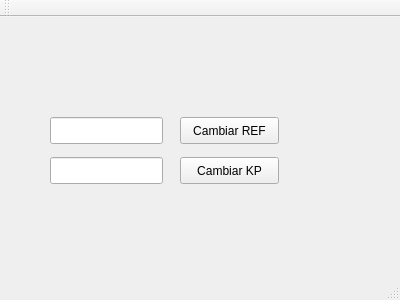
Old version of the form gui.ui in the repository Mandros7/DSIProject.
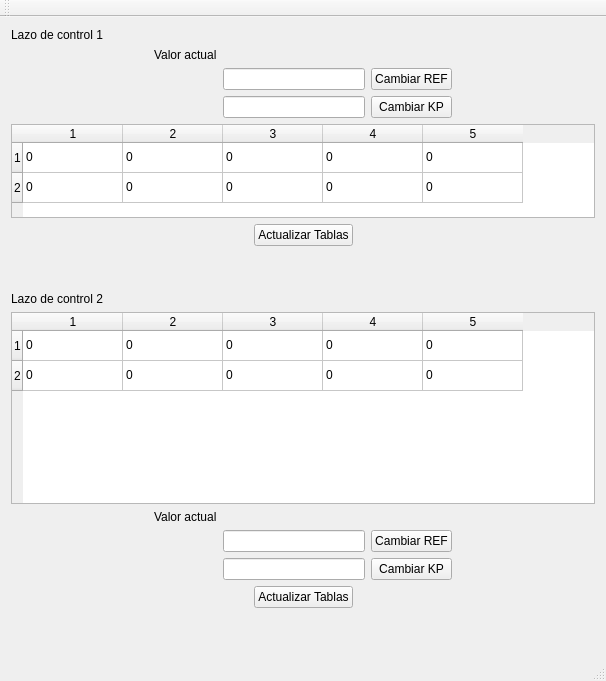
New version of the form.

```diff
--- a/gui.ui
+++ b/gui.ui
@@ -6,60 +6,480 @@
    <rect>
     <x>0</x>
     <y>0</y>
-    <width>400</width>
-    <height>300</height>
+    <width>606</width>
+    <height>651</height>
    </rect>
   </property>
   <property name="windowTitle">
    <string>GUI</string>
   </property>
   <widget class="QWidget" name="centralWidget">
-   <widget class="QLineEdit" name="lineEdit">
-    <property name="geometry">
-     <rect>
-      <x>50</x>
-      <y>100</y>
-      <width>113</width>
-      <height>27</height>
-     </rect>
-    </property>
-   </widget>
-   <widget class="QPushButton" name="pushButton">
-    <property name="geometry">
-     <rect>
-      <x>180</x>
-      <y>100</y>
-      <width>99</width>
-      <height>27</height>
-     </rect>
-    </property>
-    <property name="text">
-     <string>Cambiar REF</string>
-    </property>
-   </widget>
-   <widget class="QPushButton" name="pushButton_2">
-    <property name="geometry">
-     <rect>
-      <x>180</x>
-      <y>140</y>
-      <width>99</width>
-      <height>27</height>
-     </rect>
-    </property>
-    <property name="text">
-     <string>Cambiar KP</string>
-    </property>
-   </widget>
-   <widget class="QLineEdit" name="lineEdit_2">
-    <property name="geometry">
-     <rect>
-      <x>50</x>
-      <y>140</y>
-      <width>113</width>
-      <height>27</height>
-     </rect>
-    </property>
-   </widget>
+   <layout class="QVBoxLayout" name="verticalLayout_3">
+    <item>
+     <widget class="QLabel" name="label_2">
+      <property name="text">
+       <string>Lazo de control 1</string>
+      </property>
+     </widget>
+    </item>
+    <item>
+     <layout class="QGridLayout" name="gridLayout">
+      <item row="1" column="2">
+       <widget class="QLineEdit" name="ref1Input"/>
+      </item>
+      <item row="2" column="2">
+       <widget class="QLineEdit" name="kp1Input"/>
+      </item>
+      <item row="0" column="1">
+       <widget class="QLabel" name="VActuallabel">
+        <property name="text">
+         <string>Valor actual</string>
+        </property>
+       </widget>
+      </item>
+      <item row="1" column="3">
+       <widget class="QPushButton" name="cambiarRef1Button">
+        <property name="text">
+         <string>Cambiar REF</string>
+        </property>
+       </widget>
+      </item>
+      <item row="2" column="3">
+       <widget class="QPushButton" name="cambiarKp1Button">
+        <property name="text">
+         <string>Cambiar KP</string>
+        </property>
+       </widget>
+      </item>
+      <item row="1" column="1" alignment="Qt::AlignHCenter">
+       <widget class="QLabel" name="VActualRef1">
+        <property name="text">
+         <string/>
+        </property>
+       </widget>
+      </item>
+      <item row="3" column="2">
+       <spacer name="verticalSpacer">
+        <property name="orientation">
+         <enum>Qt::Vertical</enum>
+        </property>
+        <property name="sizeHint" stdset="0">
+         <size>
+          <width>20</width>
+          <height>40</height>
+         </size>
+        </property>
+       </spacer>
+      </item>
+      <item row="2" column="1" alignment="Qt::AlignHCenter">
+       <widget class="QLabel" name="VActualKp1">
+        <property name="text">
+         <string/>
+        </property>
+       </widget>
+      </item>
+      <item row="1" column="0">
+       <spacer name="horizontalSpacer_3">
+        <property name="orientation">
+         <enum>Qt::Horizontal</enum>
+        </property>
+        <property name="sizeHint" stdset="0">
+         <size>
+          <width>40</width>
+          <height>20</height>
+         </size>
+        </property>
+       </spacer>
+      </item>
+      <item row="1" column="4">
+       <spacer name="horizontalSpacer_4">
+        <property name="orientation">
+         <enum>Qt::Horizontal</enum>
+        </property>
+        <property name="sizeHint" stdset="0">
+         <size>
+          <width>40</width>
+          <height>20</height>
+         </size>
+        </property>
+       </spacer>
+      </item>
+     </layout>
+    </item>
+    <item>
+     <layout class="QHBoxLayout" name="horizontalLayout">
+      <item>
+       <widget class="QTableWidget" name="tableWidget">
+        <property name="sizePolicy">
+         <sizepolicy hsizetype="MinimumExpanding" vsizetype="MinimumExpanding">
+          <horstretch>1</horstretch>
+          <verstretch>1</verstretch>
+         </sizepolicy>
+        </property>
+        <property name="maximumSize">
+         <size>
+          <width>16777215</width>
+          <height>16777215</height>
+         </size>
+        </property>
+        <property name="sizeAdjustPolicy">
+         <enum>QAbstractScrollArea::AdjustToContentsOnFirstShow</enum>
+        </property>
+        <property name="rowCount">
+         <number>2</number>
+        </property>
+        <property name="columnCount">
+         <number>5</number>
+        </property>
+        <row/>
+        <row/>
+        <column/>
+        <column/>
+        <column/>
+        <column/>
+        <column/>
+        <item row="0" column="0">
+         <property name="text">
+          <string>0</string>
+         </property>
+        </item>
+        <item row="0" column="1">
+         <property name="text">
+          <string>0</string>
+         </property>
+        </item>
+        <item row="0" column="2">
+         <property name="text">
+          <string>0</string>
+         </property>
+        </item>
+        <item row="0" column="3">
+         <property name="text">
+          <string>0</string>
+         </property>
+        </item>
+        <item row="0" column="4">
+         <property name="text">
+          <string>0</string>
+         </property>
+        </item>
+        <item row="1" column="0">
+         <property name="text">
+          <string>0</string>
+         </property>
+        </item>
+        <item row="1" column="1">
+         <property name="text">
+          <string>0</string>
+         </property>
+        </item>
+        <item row="1" column="2">
+         <property name="text">
+          <string>0</string>
+         </property>
+        </item>
+        <item row="1" column="3">
+         <property name="text">
+          <string>0</string>
+         </property>
+        </item>
+        <item row="1" column="4">
+         <property name="text">
+          <string>0</string>
+         </property>
+        </item>
+       </widget>
+      </item>
+     </layout>
+    </item>
+    <item>
+     <spacer name="verticalSpacer_2">
+      <property name="orientation">
+       <enum>Qt::Vertical</enum>
+      </property>
+      <property name="sizeHint" stdset="0">
+       <size>
+        <width>20</width>
+        <height>40</height>
+       </size>
+      </property>
+     </spacer>
+    </item>
+    <item>
+     <layout class="QHBoxLayout" name="horizontalLayout_2">
+      <item>
+       <spacer name="horizontalSpacer_5">
+        <property name="orientation">
+         <enum>Qt::Horizontal</enum>
+        </property>
+        <property name="sizeHint" stdset="0">
+         <size>
+          <width>40</width>
+          <height>20</height>
+         </size>
+        </property>
+       </spacer>
+      </item>
+      <item>
+       <widget class="QPushButton" name="updateButton">
+        <property name="text">
+         <string>Actualizar Tablas</string>
+        </property>
+       </widget>
+      </item>
+      <item>
+       <spacer name="horizontalSpacer_6">
+        <property name="orientation">
+         <enum>Qt::Horizontal</enum>
+        </property>
+        <property name="sizeHint" stdset="0">
+         <size>
+          <width>40</width>
+          <height>20</height>
+         </size>
+        </property>
+       </spacer>
+      </item>
+     </layout>
+    </item>
+    <item>
+     <spacer name="verticalSpacer_3">
+      <property name="orientation">
+       <enum>Qt::Vertical</enum>
+      </property>
+      <property name="sizeType">
+       <enum>QSizePolicy::MinimumExpanding</enum>
+      </property>
+      <property name="sizeHint" stdset="0">
+       <size>
+        <width>20</width>
+        <height>40</height>
+       </size>
+      </property>
+     </spacer>
+    </item>
+    <item>
+     <widget class="QLabel" name="label">
+      <property name="text">
+       <string>Lazo de control 2</string>
+      </property>
+     </widget>
+    </item>
+    <item>
+     <layout class="QHBoxLayout" name="horizontalLayout_3">
+      <item>
+       <widget class="QTableWidget" name="tableWidget2">
+        <property name="sizePolicy">
+         <sizepolicy hsizetype="MinimumExpanding" vsizetype="MinimumExpanding">
+          <horstretch>1</horstretch>
+          <verstretch>1</verstretch>
+         </sizepolicy>
+        </property>
+        <property name="rowCount">
+         <number>2</number>
+        </property>
+        <property name="columnCount">
+         <number>5</number>
+        </property>
+        <row/>
+        <row/>
+        <column/>
+        <column/>
+        <column/>
+        <column/>
+        <column/>
+        <item row="0" column="0">
+         <property name="text">
+          <string>0</string>
+         </property>
+        </item>
+        <item row="0" column="1">
+         <property name="text">
+          <string>0</string>
+         </property>
+        </item>
+        <item row="0" column="2">
+         <property name="text">
+          <string>0</string>
+         </property>
+        </item>
+        <item row="0" column="3">
+         <property name="text">
+          <string>0</string>
+         </property>
+        </item>
+        <item row="0" column="4">
+         <property name="text">
+          <string>0</string>
+         </property>
+        </item>
+        <item row="1" column="0">
+         <property name="text">
+          <string>0</string>
+         </property>
+        </item>
+        <item row="1" column="1">
+         <property name="text">
+          <string>0</string>
+         </property>
+        </item>
+        <item row="1" column="2">
+         <property name="text">
+          <string>0</string>
+         </property>
+        </item>
+        <item row="1" column="3">
+         <property name="text">
+          <string>0</string>
+         </property>
+        </item>
+        <item row="1" column="4">
+         <property name="text">
+          <string>0</string>
+         </property>
+        </item>
+       </widget>
+      </item>
+     </layout>
+    </item>
+    <item>
+     <layout class="QGridLayout" name="gridLayout_3">
+      <item row="2" column="1">
+       <widget class="QLabel" name="VActual2Label">
+        <property name="text">
+         <string>Valor actual</string>
+        </property>
+       </widget>
+      </item>
+      <item row="3" column="0">
+       <spacer name="horizontalSpacer_7">
+        <property name="orientation">
+         <enum>Qt::Horizontal</enum>
+        </property>
+        <property name="sizeHint" stdset="0">
+         <size>
+          <width>40</width>
+          <height>20</height>
+         </size>
+        </property>
+       </spacer>
+      </item>
+      <item row="5" column="2">
+       <widget class="QLineEdit" name="kp2Input"/>
+      </item>
+      <item row="3" column="1">
+       <widget class="QLabel" name="VActualRef2">
+        <property name="text">
+         <string/>
+        </property>
+       </widget>
+      </item>
+      <item row="3" column="3">
+       <widget class="QPushButton" name="cambiaRef2Button">
+        <property name="text">
+         <string>Cambiar REF</string>
+        </property>
+       </widget>
+      </item>
+      <item row="5" column="1">
+       <widget class="QLabel" name="VActualKp2">
+        <property name="text">
+         <string/>
+        </property>
+       </widget>
+      </item>
+      <item row="5" column="3">
+       <widget class="QPushButton" name="cambiaKp2Button">
+        <property name="text">
+         <string>Cambiar KP</string>
+        </property>
+       </widget>
+      </item>
+      <item row="3" column="2">
+       <widget class="QLineEdit" name="ref2Input"/>
+      </item>
+      <item row="3" column="4">
+       <spacer name="horizontalSpacer_8">
+        <property name="orientation">
+         <enum>Qt::Horizontal</enum>
+        </property>
+        <property name="sizeHint" stdset="0">
+         <size>
+          <width>40</width>
+          <height>20</height>
+         </size>
+        </property>
+       </spacer>
+      </item>
+      <item row="1" column="1">
+       <spacer name="verticalSpacer_4">
+        <property name="orientation">
+         <enum>Qt::Vertical</enum>
+        </property>
+        <property name="sizeHint" stdset="0">
+         <size>
+          <width>20</width>
+          <height>40</height>
+         </size>
+        </property>
+       </spacer>
+      </item>
+     </layout>
+    </item>
+    <item>
+     <layout class="QHBoxLayout" name="horizontalLayout_4">
+      <item>
+       <spacer name="horizontalSpacer">
+        <property name="orientation">
+         <enum>Qt::Horizontal</enum>
+        </property>
+        <property name="sizeHint" stdset="0">
+         <size>
+          <width>40</width>
+          <height>20</height>
+         </size>
+        </property>
+       </spacer>
+      </item>
+      <item>
+       <widget class="QPushButton" name="update2Button">
+        <property name="text">
+         <string>Actualizar Tablas</string>
+        </property>
+       </widget>
+      </item>
+      <item>
+       <spacer name="horizontalSpacer_2">
+        <property name="orientation">
+         <enum>Qt::Horizontal</enum>
+        </property>
+        <property name="sizeHint" stdset="0">
+         <size>
+          <width>40</width>
+          <height>20</height>
+         </size>
+        </property>
+       </spacer>
+      </item>
+     </layout>
+    </item>
+    <item>
+     <spacer name="verticalSpacer_5">
+      <property name="orientation">
+       <enum>Qt::Vertical</enum>
+      </property>
+      <property name="sizeType">
+       <enum>QSizePolicy::Fixed</enum>
+      </property>
+      <property name="sizeHint" stdset="0">
+       <size>
+        <width>20</width>
+        <height>40</height>
+       </size>
+      </property>
+     </spacer>
+    </item>
+   </layout>
   </widget>
   <widget class="QMenuBar" name="menuBar">
    <property name="geometry">
```
Left out of the diff: 2 changed lines with no effect on the pictures.
